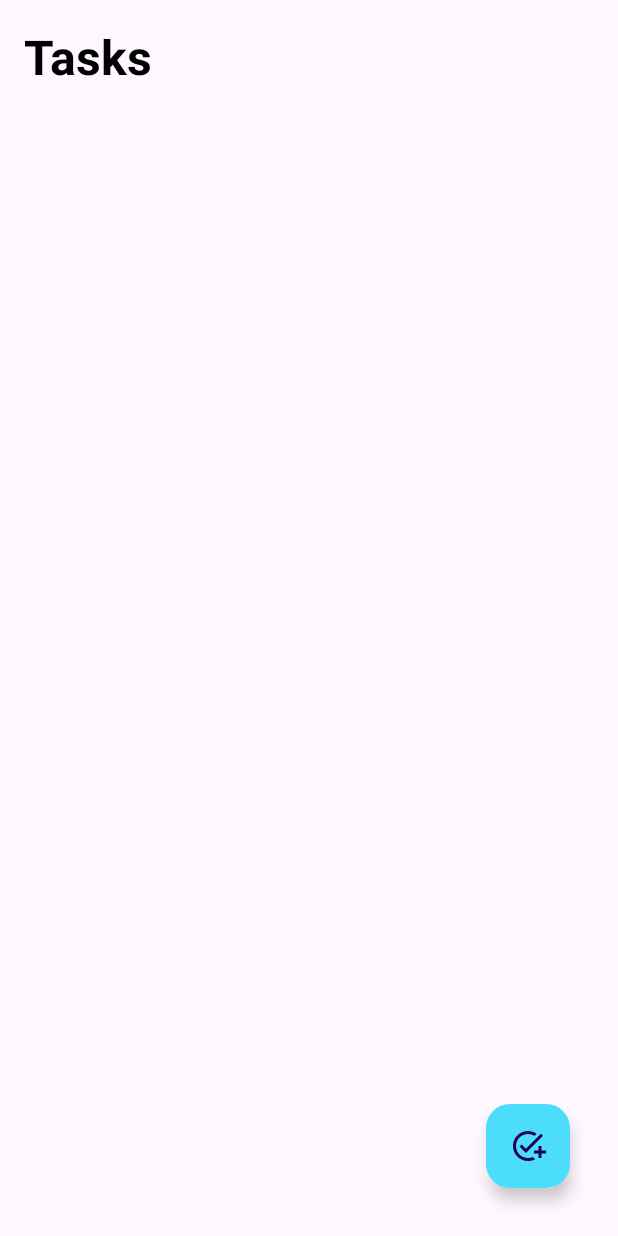
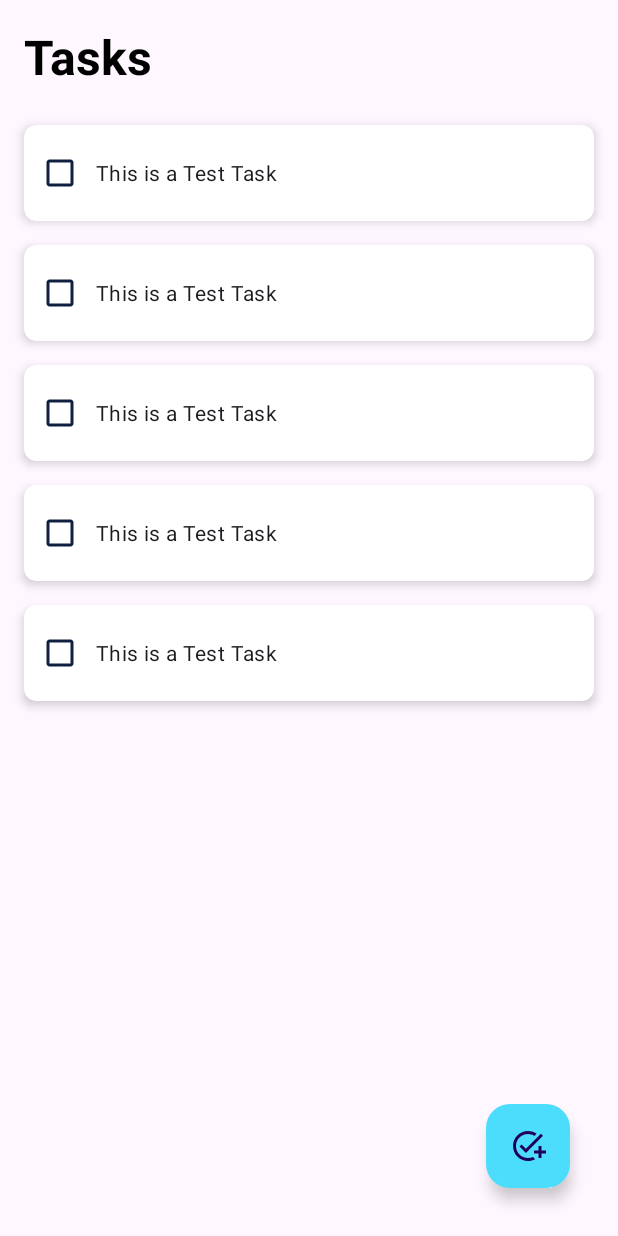
Before and after one commit to FarhanaAkterSuci/Hair, an Android app: the ToDoSplash screen opened directly, with no data from a screen before it, on a phone screen of 412 x 824 dp. Run offline under Robolectric (Android 15) with nearby library versions, the phone set to English and light mode, and no system bars; 1 statement that could not run was skipped.

Commit message:
To do Failure

```diff
--- /dev/null
+++ b/app/src/main/java/com/example/smartalarm/Adapter/ToDoAdapter.java
@@ -0,0 +1,92 @@
+package com.example.smartalarm.Adapter;
+
+import android.view.LayoutInflater;
+import android.view.View;
+import android.view.ViewGroup;
+import android.widget.CheckBox;
+
+import androidx.annotation.NonNull;
+import androidx.recyclerview.widget.RecyclerView;
+
+import com.example.smartalarm.Model.ToDoModel;
+import com.example.smartalarm.R;
+import com.example.smartalarm.ToDoSplash;
+
+import java.util.List;
+
+public class ToDoAdapter extends RecyclerView.Adapter<ToDoAdapter.ViewHolder> {
+
+    private List<ToDoModel> todoList;
+    private ToDoSplash activity;
+    public ToDoAdapter(ToDoSplash activity){
+        this.activity = activity;
+    }
+    public ViewHolder onCreateViewHolder(ViewGroup parent, int viewType){
+        View itemView = LayoutInflater.from(parent.getContext())
+                .inflate(R.layout.task_layout,parent,false);
+        return new ViewHolder(itemView);
+
+
+        }
+
+    @Override
+    public void onBindViewHolder(@NonNull ViewHolder holder, int position) {
+        ToDoModel item = todoList.get(position);
+        holder.task.setText(item.getTask());
+        holder.task.setChecked(toBoolean(item.getStatus()));
+    }
+
+
+    public int getItemCount()
+    {
+
+
+        return todoList.size();
+
+
+
+
+    }
+
+
+
+    private boolean toBoolean(int n)
+    {
+        return n!=0;
+    }
+
+    public void setTasks(List<ToDoModel> todoList){
+        this.todoList = todoList;
+        notifyDataSetChanged();
+
+
+
+
+    }
+
+
+
+
+    public static class ViewHolder extends RecyclerView.ViewHolder {
+
+        CheckBox task;
+        ViewHolder (View view) {
+
+            super(view);
+            task = view.findViewById(R.id.todoCheckbox);
+
+
+
+
+        }
+
+
+
+
+
+
+        }
+
+
+
+    }
--- a/app/src/main/java/com/example/smartalarm/Model/ToDoModel.java
+++ b/app/src/main/java/com/example/smartalarm/Model/ToDoModel.java
@@ -1,5 +1,30 @@
 package com.example.smartalarm.Model;
 
 public class ToDoModel {
+    private int id,status;
+    private String task;
 
+    public int getId() {
+        return id;
+    }
+
+    public void setId(int id) {
+        this.id = id;
+    }
+
+    public int getStatus() {
+        return status;
+    }
+
+    public void setStatus(int status) {
+        this.status = status;
+    }
+
+    public String getTask() {
+        return task;
+    }
+
+    public void setTask(String task) {
+        this.task = task;
+    }
 }
--- a/app/src/main/java/com/example/smartalarm/ToDoSplash.java
+++ b/app/src/main/java/com/example/smartalarm/ToDoSplash.java
@@ -6,15 +6,46 @@ import androidx.recyclerview.widget.RecyclerView;
 
 import android.os.Bundle;
 
+import com.example.smartalarm.Adapter.ToDoAdapter;
+import com.example.smartalarm.Model.ToDoModel;
+
+import java.util.ArrayList;
+import java.util.List;
+
 public class ToDoSplash extends AppCompatActivity {
     private RecyclerView tasksRecyclerView;
+    private ToDoAdapter taskAdapter;
+
+    private List<ToDoModel> taskList;
+
 
     @Override
     protected void onCreate(Bundle savedInstanceState) {
         super.onCreate(savedInstanceState);
         setContentView(R.layout.activity_to_do_splash);
         getSupportActionBar().hide();
+        taskList = new ArrayList<>();
         tasksRecyclerView = findViewById(R.id.tasksRecycleView);
         tasksRecyclerView.setLayoutManager(new LinearLayoutManager(this));
+        taskAdapter = new ToDoAdapter(ToDoSplash.this);
+        tasksRecyclerView.setAdapter(taskAdapter);
+
+        ToDoModel task = new ToDoModel();
+        task.setTask("This is a Test Task");
+        task.setStatus(0);
+        task.setId(1);
+        taskList.add(task);
+        taskList.add(task);
+        taskList.add(task);
+        taskList.add(task);
+        taskList.add(task);
+        taskAdapter.setTasks(taskList);
+
+
+
+
+
+
+
     }
 }
--- a/app/src/main/java/com/example/smartalarm/action_bar.java
+++ b/app/src/main/java/com/example/smartalarm/action_bar.java
@@ -58,7 +58,7 @@ public class action_bar extends AppCompatActivity {
                     }
                     else if (finalI == 3) {
 
-                        Intent intent = new Intent(action_bar.this, SpashTodo.class);
+                        Intent intent = new Intent(action_bar.this, ToDoSplash.class);
                         startActivity(intent);
 
 
```
Also changed, not shown: app/src/main/java/com/example/smartalarm/SpashTodo.java (+18 -2 lines), app/src/main/res/layout/activity_spash_todo.xml (+16 -3 lines).
